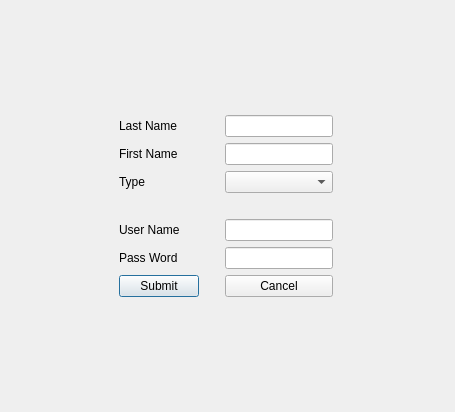
The window that addperson.ui (penghanyuan/ProjectQt) describes before a commit, drawn with Qt 5.
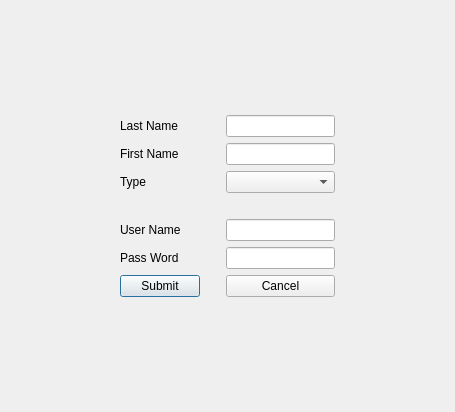
The same window after the commit.

The edit to the form file:
```diff
--- a/addperson.ui
+++ b/addperson.ui
@@ -19,15 +19,8 @@
   <property name="windowTitle">
    <string>Add Person</string>
   </property>
-  <widget class="QWidget" name="horizontalLayoutWidget">
-   <property name="geometry">
-    <rect>
-     <x>20</x>
-     <y>20</y>
-     <width>411</width>
-     <height>371</height>
-    </rect>
-   </property>
+  <layout class="QHBoxLayout" name="horizontalLayout_2">
+   <item>
    <layout class="QHBoxLayout" name="horizontalLayout">
     <item>
      <layout class="QGridLayout" name="gridLayout">
@@ -231,7 +224,8 @@
      </layout>
     </item>
    </layout>
-  </widget>
+   </item>
+  </layout>
  </widget>
  <resources/>
  <connections>
```
Lines whose indentation alone changed are shown as unchanged.
